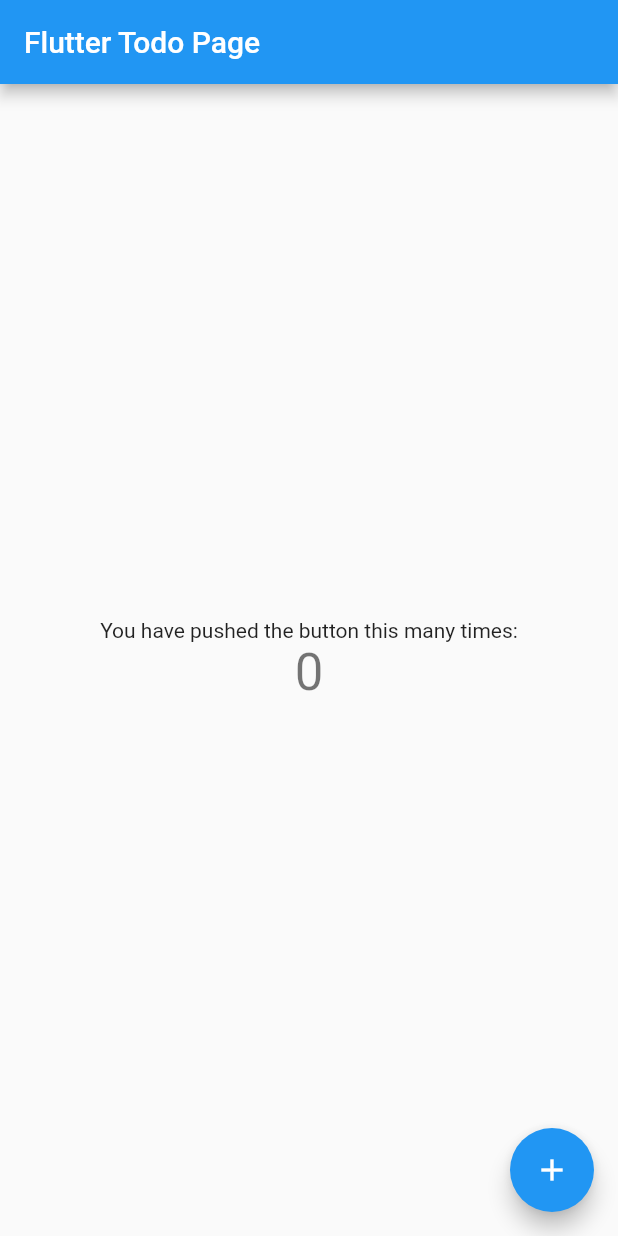
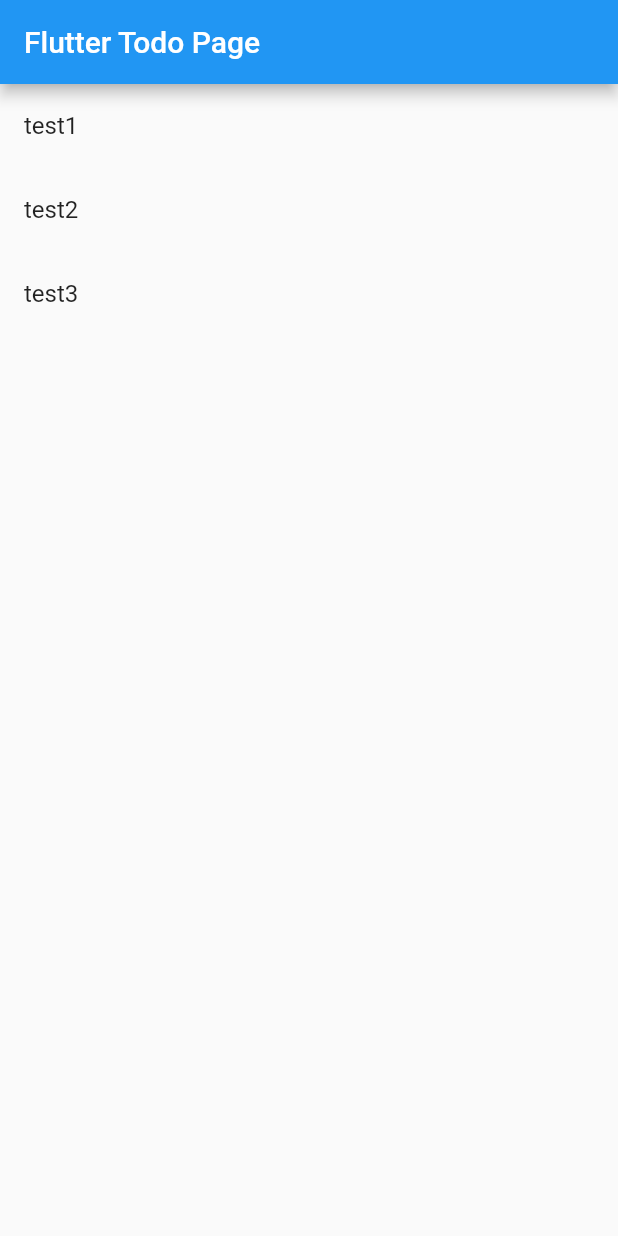
Before and after one commit to nmemoto-sandbox/flutter-todo, a Flutter app: the screen it shows after launch, on a phone screen of 412 x 824 dp. Run offline on Flutter 3.47's test engine with Material 2 defaults, Android fonts, the phone set to English and light mode, and no system bars.

Commit message:
ListViewでTodoのタイトルを表示

```diff
--- /dev/null
+++ b/lib/src/models/todo_model.dart
@@ -0,0 +1,8 @@
+class TodoModel {
+  final int id;
+  final String name;
+  final bool done;
+
+  TodoModel(this.id, this.name, this.done);
+
+}
--- a/lib/src/screens/main_page.dart
+++ b/lib/src/screens/main_page.dart
@@ -1,4 +1,6 @@
 import 'package:flutter/material.dart';
+import '../widgets/todo_list.dart';
+import '../models/todo_model.dart';
 
 class MainPage extends StatefulWidget {
   MainPage({Key key, this.title}) : super(key: key);
@@ -10,39 +12,27 @@ class MainPage extends StatefulWidget {
 }
 
 class _MainPageState extends State<MainPage> {
-  int _counter = 0;
+  List<TodoModel> _todos = <TodoModel>[
+    TodoModel(1,'test1',false),
+    TodoModel(2,'test2',false),
+    TodoModel(3,'test3',false),
+  ];
 
-  void _incrementCounter() {
+  void addTodo(TodoModel todo) {
     setState(() {
-      _counter++;
+      _todos.add(todo);
     });
   }
 
   @override
   Widget build(BuildContext context) {
-    return new Scaffold(
-      appBar: new AppBar(
-        title: new Text(widget.title),
+    return Scaffold(
+      appBar: AppBar(
+        title: Text(widget.title),
       ),
-      body: new Center(
-        child: new Column(
-          mainAxisAlignment: MainAxisAlignment.center,
-          children: <Widget>[
-            new Text(
-              'You have pushed the button this many times:',
-            ),
-            new Text(
-              '$_counter',
-              style: Theme.of(context).textTheme.display1,
-            ),
-          ],
-        ),
-      ),
-      floatingActionButton: new FloatingActionButton(
-        onPressed: _incrementCounter,
-        tooltip: 'Increment',
-        child: new Icon(Icons.add),
-      ),
+      body: TodoList(
+        todos: _todos
+      )
     );
   }
 }
--- /dev/null
+++ b/lib/src/widgets/todo_list.dart
@@ -0,0 +1,20 @@
+import 'package:flutter/material.dart';
+import './todo_list_tile.dart';
+import '../models/todo_model.dart';
+
+class TodoList extends StatelessWidget {
+
+  TodoList({this.todos});
+
+  final List<TodoModel> todos;
+
+  Widget build(context) {
+    return ListView.builder(
+        itemCount: todos.length,
+        itemBuilder: (context, int index) {
+          return TodoListTile(
+            todo: todos[index]
+          );
+        });
+  }
+}
--- /dev/null
+++ b/lib/src/widgets/todo_list_tile.dart
@@ -0,0 +1,15 @@
+import 'package:flutter/material.dart';
+import '../models/todo_model.dart';
+
+class TodoListTile extends StatelessWidget {
+
+  TodoListTile({this.todo});
+
+  final TodoModel todo;
+
+  Widget build(context) {
+    return ListTile(
+        title: Text('${todo.name}')
+    );
+  }
+}
```
